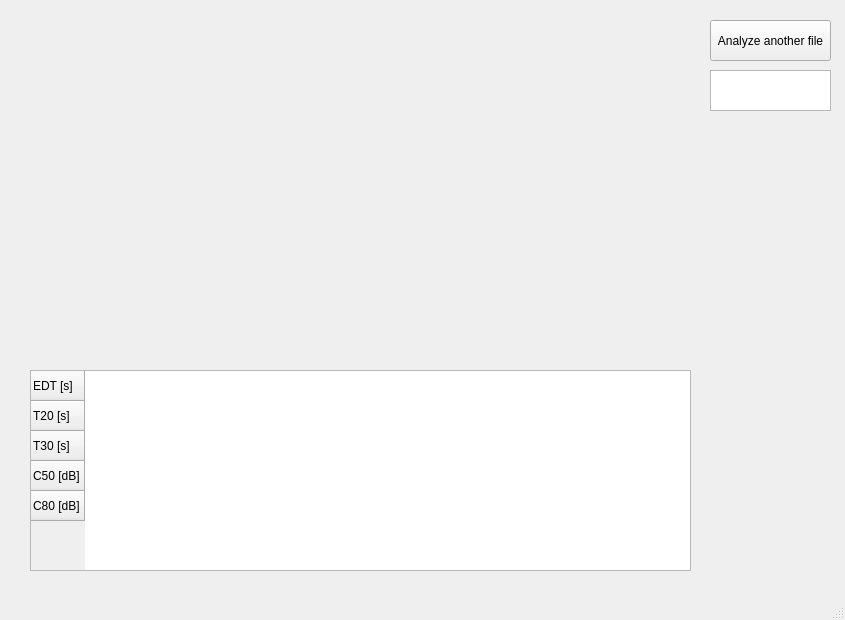
First picture: the form in gui_main.ui, repository juanmartinvk/VKNG2, before the edit.
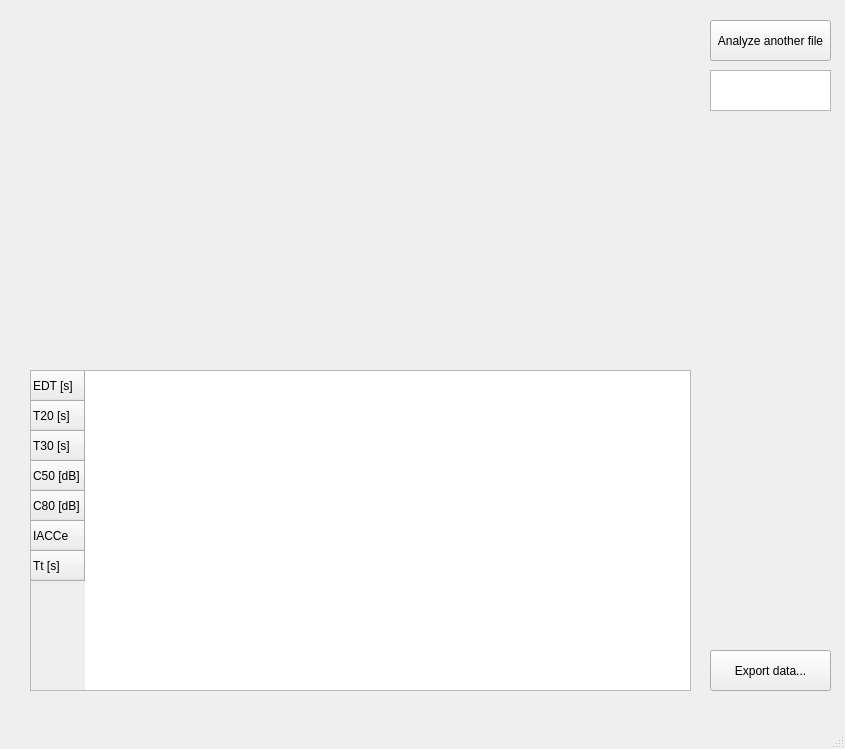
Second picture: the form after the edit. Custom widgets are drawn as their Qt base class.

Patch:
```diff
--- a/gui_main.ui
+++ b/gui_main.ui
@@ -7,7 +7,7 @@
     <x>0</x>
     <y>0</y>
     <width>845</width>
-    <height>620</height>
+    <height>749</height>
    </rect>
   </property>
   <property name="windowTitle">
@@ -20,7 +20,7 @@
       <x>30</x>
       <y>370</y>
       <width>661</width>
-      <height>201</height>
+      <height>321</height>
      </rect>
     </property>
     <row>
@@ -48,6 +48,16 @@
       <string>C80 [dB]</string>
      </property>
     </row>
+    <row>
+     <property name="text">
+      <string>IACCe</string>
+     </property>
+    </row>
+    <row>
+     <property name="text">
+      <string>Tt [s]</string>
+     </property>
+    </row>
    </widget>
    <widget class="PlotWidget" name="graphWidget" native="true">
     <property name="geometry">
@@ -85,6 +95,19 @@
      </rect>
     </property>
    </widget>
+   <widget class="QPushButton" name="exportButton">
+    <property name="geometry">
+     <rect>
+      <x>710</x>
+      <y>650</y>
+      <width>121</width>
+      <height>41</height>
+     </rect>
+    </property>
+    <property name="text">
+     <string>Export data...</string>
+    </property>
+   </widget>
   </widget>
   <widget class="QMenuBar" name="menubar">
    <property name="geometry">
```
